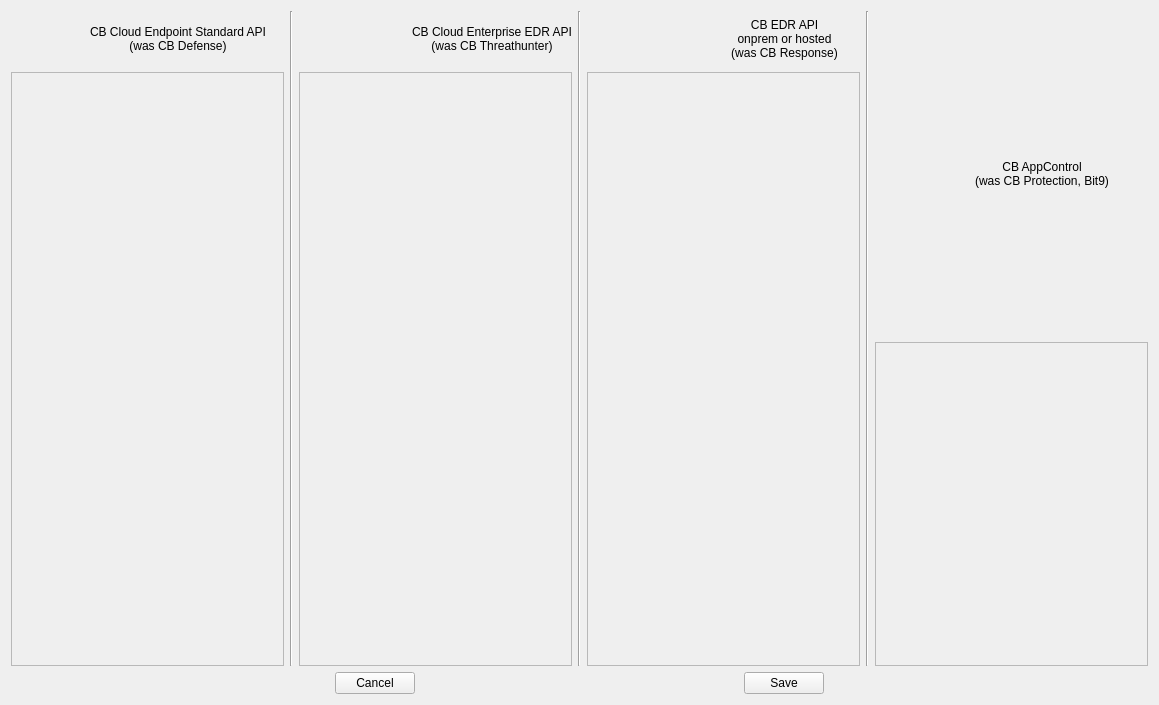
First picture: the form in servers.ui, repository slist/cbapi-qt-demo, before the edit.
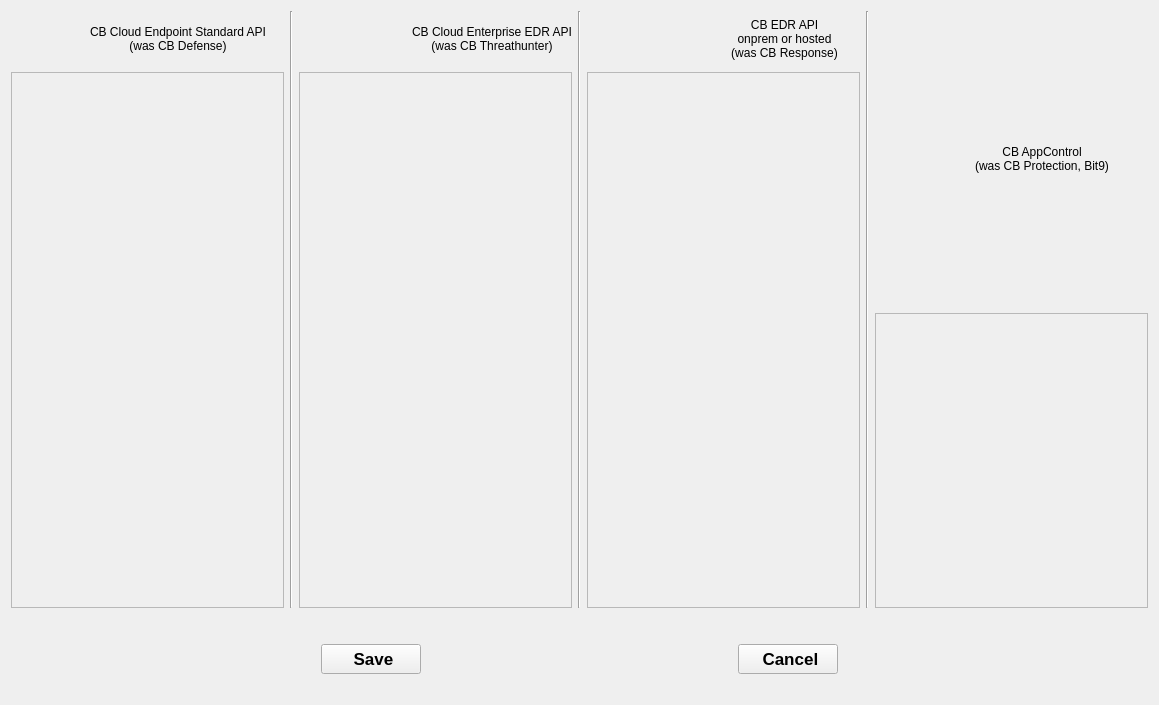
Second picture: the form after the edit. Icons and pictures are not drawn.

Commit message: Version 1.7 - Increase buttons size

Patch:
```diff
--- a/servers.ui
+++ b/servers.ui
@@ -308,6 +308,12 @@
    </item>
    <item>
     <layout class="QHBoxLayout" name="horizontalLayout_Dialog">
+     <property name="topMargin">
+      <number>30</number>
+     </property>
+     <property name="bottomMargin">
+      <number>20</number>
+     </property>
      <item>
       <spacer name="horizontalSpacer">
        <property name="orientation">
@@ -321,34 +327,29 @@
        </property>
       </spacer>
      </item>
-     <item>
-      <widget class="QPushButton" name="pushButton_cancel">
-       <property name="text">
-        <string>Cancel</string>
-       </property>
-       <property name="icon">
-        <iconset resource="cbapi-qt-demo.qrc">
-         <normaloff>:/img/cancel.png</normaloff>:/img/cancel.png</iconset>
-       </property>
-      </widget>
-     </item>
-     <item>
-      <spacer name="horizontalSpacer_2">
-       <property name="orientation">
-        <enum>Qt::Horizontal</enum>
-       </property>
-       <property name="sizeHint" stdset="0">
-        <size>
-         <width>40</width>
-         <height>20</height>
-        </size>
-       </property>
-      </spacer>
-     </item>
      <item>
       <widget class="QPushButton" name="pushButton_save">
+       <property name="minimumSize">
+        <size>
+         <width>100</width>
+         <height>30</height>
+        </size>
+       </property>
+       <property name="sizeIncrement">
+        <size>
+         <width>0</width>
+         <height>0</height>
+        </size>
+       </property>
+       <property name="font">
+        <font>
+         <pointsize>13</pointsize>
+         <weight>75</weight>
+         <bold>true</bold>
+        </font>
+       </property>
        <property name="text">
-        <string>Save</string>
+        <string> Save</string>
        </property>
        <property name="icon">
         <iconset resource="cbapi-qt-demo.qrc">
@@ -356,6 +357,43 @@
        </property>
       </widget>
      </item>
+     <item>
+      <spacer name="horizontalSpacer_2">
+       <property name="orientation">
+        <enum>Qt::Horizontal</enum>
+       </property>
+       <property name="sizeHint" stdset="0">
+        <size>
+         <width>40</width>
+         <height>20</height>
+        </size>
+       </property>
+      </spacer>
+     </item>
+     <item>
+      <widget class="QPushButton" name="pushButton_cancel">
+       <property name="minimumSize">
+        <size>
+         <width>100</width>
+         <height>30</height>
+        </size>
+       </property>
+       <property name="font">
+        <font>
+         <pointsize>13</pointsize>
+         <weight>75</weight>
+         <bold>true</bold>
+        </font>
+       </property>
+       <property name="text">
+        <string> Cancel</string>
+       </property>
+       <property name="icon">
+        <iconset resource="cbapi-qt-demo.qrc">
+         <normaloff>:/img/cancel.png</normaloff>:/img/cancel.png</iconset>
+       </property>
+      </widget>
+     </item>
      <item>
       <spacer name="horizontalSpacer_3">
        <property name="orientation">
```
The commit also changes 1 other file.
